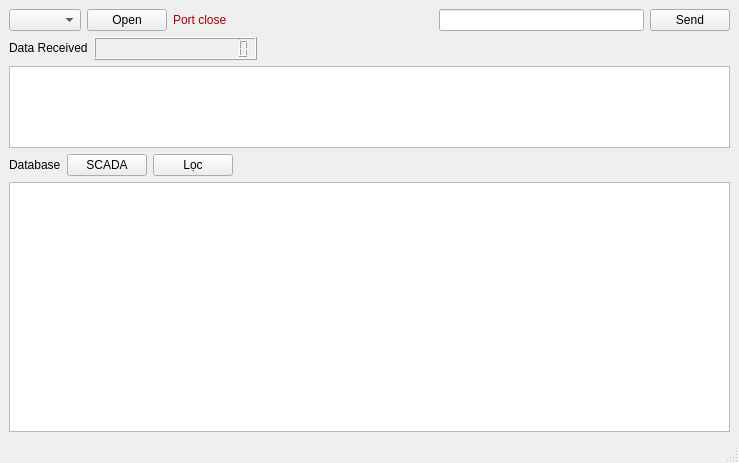
This is mainwindow.ui in mrblam/uart_log_qt as Qt 5 draws it before an edit. The edited form follows.
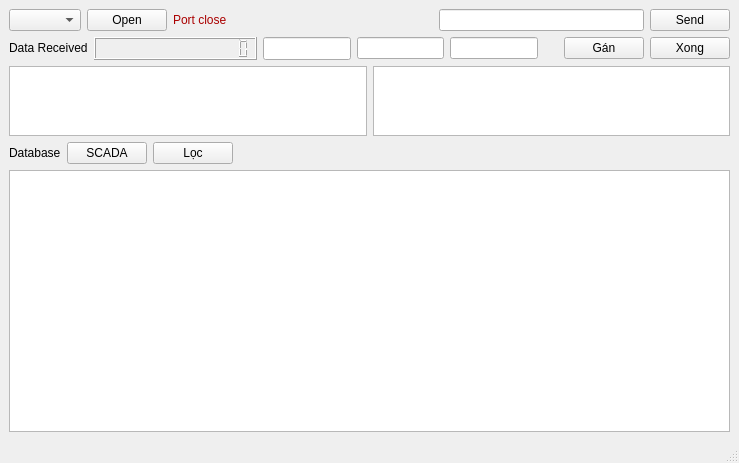
This is the edited form.

What changed in the file:
```diff
--- a/mainwindow.ui
+++ b/mainwindow.ui
@@ -14,11 +14,9 @@
    <string>MainWindow</string>
   </property>
   <widget class="QWidget" name="centralwidget">
-   <layout class="QGridLayout" name="gridLayout" columnstretch="0">
+   <layout class="QGridLayout" name="gridLayout">
     <item row="0" column="0">
-     <layout class="QVBoxLayout" name="verticalLayout_4" stretch="1,2">
-      <item>
-       <layout class="QVBoxLayout" name="verticalLayout_2">
+     <layout class="QVBoxLayout" name="verticalLayout_2" stretch="1,3">
         <item>
          <layout class="QVBoxLayout" name="verticalLayout">
           <item>
@@ -133,6 +131,22 @@
               </property>
              </widget>
             </item>
+          <item>
+           <widget class="QLineEdit" name="nameNozzle">
+            <property name="sizePolicy">
+             <sizepolicy hsizetype="Expanding" vsizetype="Minimum">
+              <horstretch>0</horstretch>
+              <verstretch>0</verstretch>
+             </sizepolicy>
+            </property>
+           </widget>
+          </item>
+          <item>
+           <widget class="QLineEdit" name="ID485"/>
+          </item>
+          <item>
+           <widget class="QLineEdit" name="No"/>
+          </item>
             <item>
              <spacer name="horizontalSpacer_3">
               <property name="orientation">
@@ -146,11 +160,30 @@
               </property>
              </spacer>
             </item>
-           </layout>
-          </item>
+          <item>
+           <widget class="QPushButton" name="assignNozzle">
+            <property name="text">
+             <string>Gán</string>
+            </property>
+           </widget>
+          </item>
+          <item>
+           <widget class="QPushButton" name="assignFinish">
+            <property name="text">
+             <string>Xong</string>
+            </property>
+           </widget>
+          </item>
+         </layout>
+        </item>
+        <item>
+         <layout class="QHBoxLayout" name="horizontalLayout_5">
           <item>
            <widget class="QPlainTextEdit" name="plainTextEdit"/>
           </item>
+          <item>
+           <widget class="QTableWidget" name="assignResult"/>
+          </item>
          </layout>
         </item>
        </layout>
```
Lines whose indentation alone changed are shown as unchanged.
